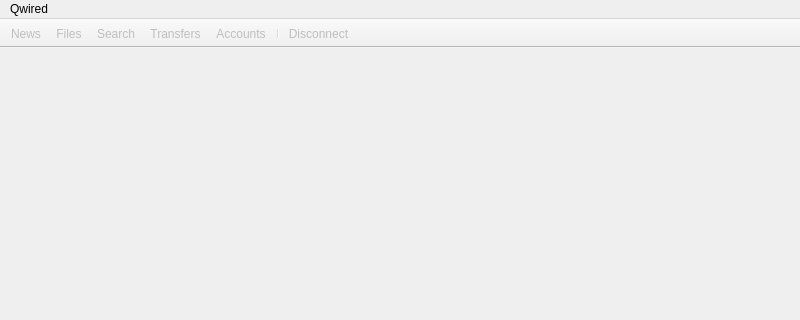
This is qw_client/QwcConnectionMainWindow.ui in pcjpnet/qwired-suite as Qt 5 draws it before an edit; both pictures show x 0 to 800 and y 0 to 320 of the 800 by 600 pixel window. The edited form follows.
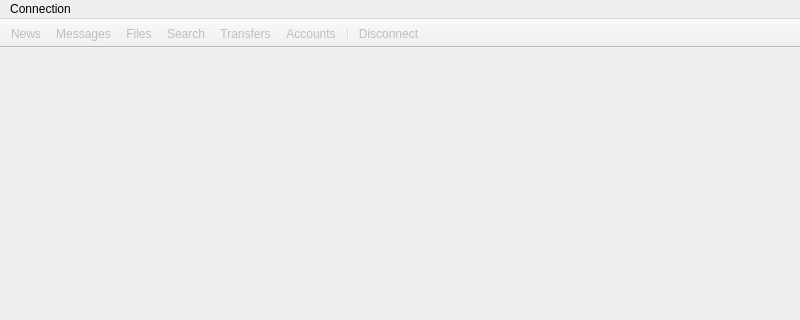
This is the edited form. Icons and pictures are not drawn.

The edit to the form file:
```diff
--- a/qw_client/QwcConnectionMainWindow.ui
+++ b/qw_client/QwcConnectionMainWindow.ui
@@ -27,7 +27,7 @@
    </property>
    <widget class="QMenu" name="menuQwired">
     <property name="title">
-     <string>Qwired</string>
+     <string>Connection</string>
     </property>
     <addaction name="actionNewConnection"/>
     <addaction name="actionDisconnect"/>
@@ -68,6 +68,7 @@
     <bool>false</bool>
    </attribute>
    <addaction name="actionNews"/>
+   <addaction name="actionMessages"/>
    <addaction name="actionFiles"/>
    <addaction name="actionSearch"/>
    <addaction name="actionTransfers"/>
@@ -262,6 +263,18 @@
     <string>Ctrl+R</string>
    </property>
   </action>
+  <action name="actionMessages">
+   <property name="enabled">
+    <bool>false</bool>
+   </property>
+   <property name="icon">
+    <iconset resource="application.qrc">
+     <normaloff>:/icons/32x32/mail-message-new.png</normaloff>:/icons/32x32/mail-message-new.png</iconset>
+   </property>
+   <property name="text">
+    <string>Messages</string>
+   </property>
+  </action>
  </widget>
  <resources>
   <include location="application.qrc"/>
```
Left out of the diff: 1 changed line with no effect on the pictures.
